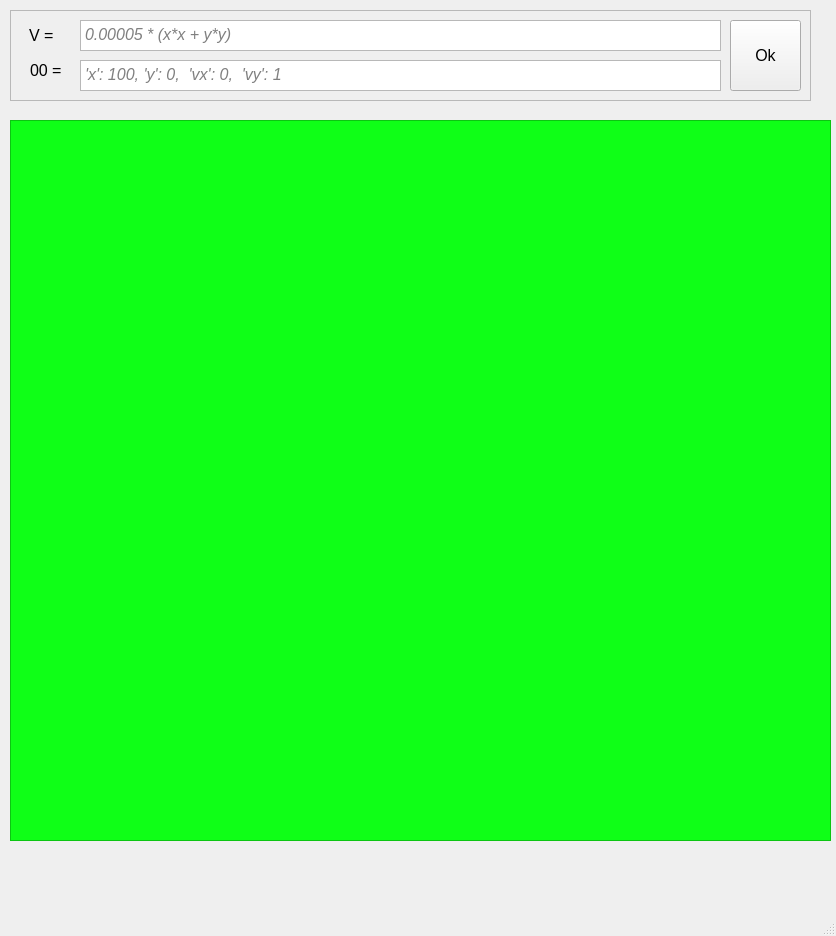
vladmikhbond/MechanPyQt, file ui/mainForm.ui: the form before one commit.
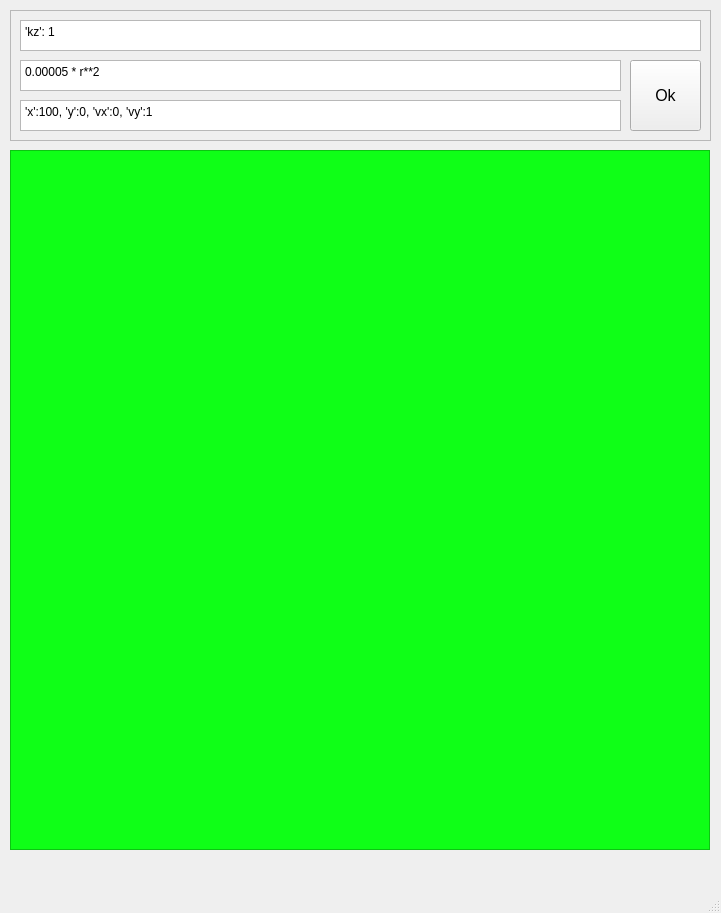
The form after the commit.

What changed in the file:
```diff
--- a/ui/mainForm.ui
+++ b/ui/mainForm.ui
@@ -6,8 +6,8 @@
    <rect>
     <x>0</x>
     <y>0</y>
-    <width>836</width>
-    <height>936</height>
+    <width>721</width>
+    <height>913</height>
    </rect>
   </property>
   <property name="font">
@@ -24,13 +24,13 @@
      <rect>
       <x>10</x>
       <y>10</y>
-      <width>801</width>
-      <height>91</height>
+      <width>701</width>
+      <height>131</height>
      </rect>
     </property>
     <property name="font">
      <font>
-      <pointsize>12</pointsize>
+      <pointsize>10</pointsize>
      </font>
     </property>
     <property name="frameShape">
@@ -39,31 +39,18 @@
     <property name="frameShadow">
      <enum>QFrame::Plain</enum>
     </property>
-    <widget class="QLabel" name="label">
+    <widget class="QPlainTextEdit" name="potential">
      <property name="geometry">
       <rect>
-       <x>19</x>
-       <y>15</y>
-       <width>41</width>
-       <height>21</height>
-      </rect>
-     </property>
-     <property name="text">
-      <string>V = </string>
-     </property>
-    </widget>
-    <widget class="QTextEdit" name="potential">
-     <property name="geometry">
-      <rect>
-       <x>70</x>
-       <y>10</y>
-       <width>641</width>
+       <x>10</x>
+       <y>50</y>
+       <width>601</width>
        <height>31</height>
       </rect>
      </property>
      <property name="font">
       <font>
-       <pointsize>11</pointsize>
+       <pointsize>9</pointsize>
        <weight>50</weight>
        <bold>false</bold>
       </font>
@@ -71,45 +58,72 @@
      <property name="documentTitle">
       <string/>
      </property>
-     <property name="html">
-      <string notr="true">&lt;!DOCTYPE HTML PUBLIC &quot;-//W3C//DTD HTML 4.0//EN&quot; &quot;http://www.w3.org/TR/REC-html40/strict.dtd&quot;&gt;
-&lt;html&gt;&lt;head&gt;&lt;meta name=&quot;qrichtext&quot; content=&quot;1&quot; /&gt;&lt;style type=&quot;text/css&quot;&gt;
-p, li { white-space: pre-wrap; }
-&lt;/style&gt;&lt;/head&gt;&lt;body style=&quot; font-family:'MS Shell Dlg 2'; font-size:11pt; font-weight:400; font-style:normal;&quot;&gt;
-&lt;p style=&quot; margin-top:0px; margin-bottom:0px; margin-left:0px; margin-right:0px; -qt-block-indent:0; text-indent:0px;&quot;&gt;&lt;span style=&quot; font-family:'Courier New'; font-size:12pt; font-style:italic; color:#808080;&quot;&gt;0.00005 * (x*x + y*y)&lt;/span&gt;&lt;/p&gt;&lt;/body&gt;&lt;/html&gt;</string>
+     <property name="verticalScrollBarPolicy">
+      <enum>Qt::ScrollBarAlwaysOff</enum>
      </property>
-     <property name="acceptRichText">
-      <bool>false</bool>
-     </property>
-     <property name="placeholderText">
-      <string/>
+     <property name="plainText">
+      <string>0.00005 * r**2</string>
      </property>
     </widget>
     <widget class="QPushButton" name="okButton">
      <property name="geometry">
       <rect>
-       <x>720</x>
-       <y>10</y>
+       <x>620</x>
+       <y>50</y>
        <width>71</width>
        <height>71</height>
       </rect>
      </property>
+     <property name="font">
+      <font>
+       <pointsize>12</pointsize>
+      </font>
+     </property>
      <property name="text">
       <string>Ok</string>
      </property>
     </widget>
-    <widget class="QTextEdit" name="conditions">
+    <widget class="QPlainTextEdit" name="conditions">
      <property name="geometry">
       <rect>
-       <x>70</x>
-       <y>50</y>
-       <width>641</width>
+       <x>10</x>
+       <y>90</y>
+       <width>601</width>
        <height>31</height>
       </rect>
      </property>
      <property name="font">
       <font>
-       <pointsize>11</pointsize>
+       <family>MS Shell Dlg 2</family>
+       <pointsize>9</pointsize>
+       <italic>false</italic>
+      </font>
+     </property>
+     <property name="toolTip">
+      <string>Initial Conditions</string>
+     </property>
+     <property name="styleSheet">
+      <string notr="true"/>
+     </property>
+     <property name="verticalScrollBarPolicy">
+      <enum>Qt::ScrollBarAlwaysOff</enum>
+     </property>
+     <property name="plainText">
+      <string>'x':100, 'y':0, 'vx':0, 'vy':1 </string>
+     </property>
+    </widget>
+    <widget class="QPlainTextEdit" name="settings">
+     <property name="geometry">
+      <rect>
+       <x>10</x>
+       <y>10</y>
+       <width>681</width>
+       <height>31</height>
+      </rect>
+     </property>
+     <property name="font">
+      <font>
+       <pointsize>9</pointsize>
        <weight>50</weight>
        <bold>false</bold>
       </font>
@@ -117,31 +131,11 @@
      <property name="documentTitle">
       <string/>
      </property>
-     <property name="html">
-      <string notr="true">&lt;!DOCTYPE HTML PUBLIC &quot;-//W3C//DTD HTML 4.0//EN&quot; &quot;http://www.w3.org/TR/REC-html40/strict.dtd&quot;&gt;
-&lt;html&gt;&lt;head&gt;&lt;meta name=&quot;qrichtext&quot; content=&quot;1&quot; /&gt;&lt;style type=&quot;text/css&quot;&gt;
-p, li { white-space: pre-wrap; }
-&lt;/style&gt;&lt;/head&gt;&lt;body style=&quot; font-family:'MS Shell Dlg 2'; font-size:11pt; font-weight:400; font-style:normal;&quot;&gt;
-&lt;p style=&quot; margin-top:0px; margin-bottom:0px; margin-left:0px; margin-right:0px; -qt-block-indent:0; text-indent:0px;&quot;&gt;&lt;span style=&quot; font-family:'Courier New'; font-size:12pt; font-style:italic; color:#808080;&quot;&gt;'x': 100, 'y': 0,  'vx': 0,  'vy': 1 &lt;/span&gt;&lt;/p&gt;&lt;/body&gt;&lt;/html&gt;</string>
+     <property name="verticalScrollBarPolicy">
+      <enum>Qt::ScrollBarAlwaysOff</enum>
      </property>
-     <property name="acceptRichText">
-      <bool>false</bool>
-     </property>
-     <property name="placeholderText">
-      <string/>
-     </property>
-    </widget>
-    <widget class="QLabel" name="label_2">
-     <property name="geometry">
-      <rect>
-       <x>20</x>
-       <y>50</y>
-       <width>41</width>
-       <height>21</height>
-      </rect>
-     </property>
-     <property name="text">
-      <string>00 = </string>
+     <property name="plainText">
+      <string>'kz': 1</string>
      </property>
     </widget>
    </widget>
@@ -149,9 +143,9 @@
     <property name="geometry">
      <rect>
       <x>10</x>
-      <y>120</y>
-      <width>821</width>
-      <height>721</height>
+      <y>150</y>
+      <width>700</width>
+      <height>700</height>
      </rect>
     </property>
     <property name="styleSheet">
@@ -165,8 +159,8 @@
       <rect>
        <x>0</x>
        <y>0</y>
-       <width>819</width>
-       <height>719</height>
+       <width>698</width>
+       <height>698</height>
       </rect>
      </property>
     </widget>
```
Left out of the diff: 12 changed lines with no effect on the pictures.
